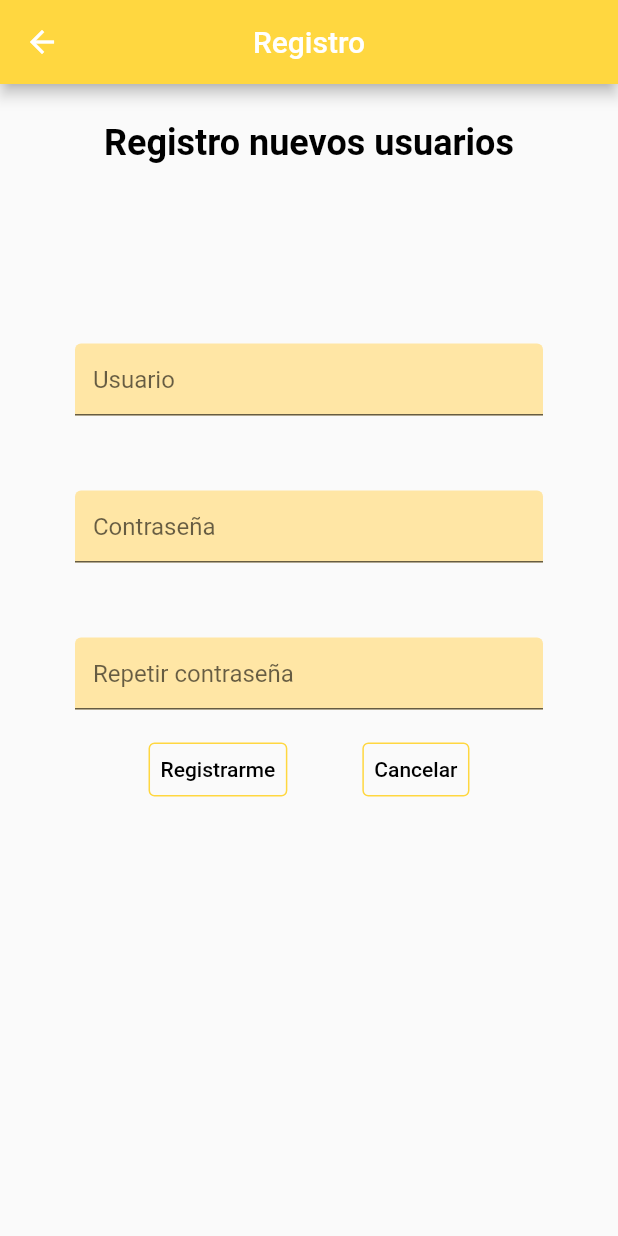
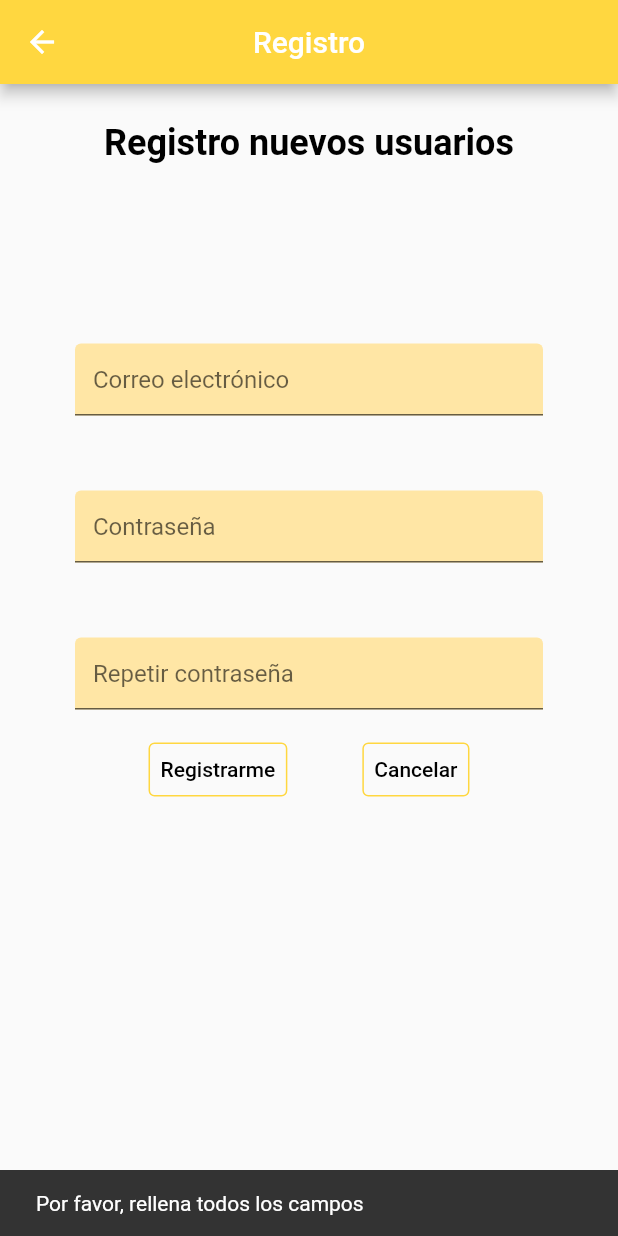
Before and after one commit to carlosgr1992/EjercicioFlutterDAM, a Flutter app: the RegisterView screen opened by its route, after a tap on "Registrarme", on a phone screen of 412 x 824 dp. Run offline on Flutter 3.47's test engine with Material 2 defaults, Android fonts, the phone set to English and light mode, and no system bars; our stand-ins replace firebase_auth, firebase_core; accounts and stored records are empty; generated files the repository leaves out were written again; network calls fail.

Commit message:
Añadidos snackbars de alerta en el registerView

```diff
--- a/lib/onBoarding/RegisterView.dart
+++ b/lib/onBoarding/RegisterView.dart
@@ -1,10 +1,7 @@
-
-
 import 'package:firebase_auth/firebase_auth.dart';
 import 'package:flutter/material.dart';
 
-class RegisterView extends StatelessWidget{
-
+class RegisterView extends StatelessWidget {
   late BuildContext _context;
 
   final TextEditingController usuario = TextEditingController();
@@ -41,7 +38,7 @@ class RegisterView extends StatelessWidget{
               decoration: InputDecoration(
                 fillColor: Color(0xFFFFE6A5),
                 filled: true,
-                hintText: "Usuario",
+                hintText: "Correo electrónico",
                 focusedBorder: UnderlineInputBorder(
                   borderSide: BorderSide(color: Colors.amberAccent),
                 ),
@@ -83,22 +80,31 @@ class RegisterView extends StatelessWidget{
           Row(
             mainAxisAlignment: MainAxisAlignment.center,
             children: [
-              SizedBox(height: 80,),
-              TextButton(onPressed: onClickAceptar,
+              SizedBox(
+                height: 80,
+              ),
+              TextButton(
+                onPressed: onClickAceptar,
                 style: ButtonStyle(
-                    side: MaterialStateProperty.all(BorderSide(color: Colors.amberAccent))
+                    side: MaterialStateProperty.all(
+                        BorderSide(color: Colors.amberAccent))),
+                child: Text(
+                  "Registrarme",
+                  style: TextStyle(color: Colors.black),
                 ),
-                child: Text("Registrarme",
-                  style: TextStyle(
-                      color: Colors.black
-                  ),),),
-              SizedBox(width: 50,),
-              TextButton(onPressed: onClickCancelar,
+              ),
+              SizedBox(
+                width: 50,
+              ),
+              TextButton(
+                  onPressed: onClickCancelar,
                   style: ButtonStyle(
-                      side: MaterialStateProperty.all(BorderSide(color: Colors.amberAccent))
-                  ),
-                  child: Text("Cancelar",
-                    style: TextStyle(color: Colors.black),))
+                      side: MaterialStateProperty.all(
+                          BorderSide(color: Colors.amberAccent))),
+                  child: Text(
+                    "Cancelar",
+                    style: TextStyle(color: Colors.black),
+                  ))
             ],
           )
         ],
@@ -106,12 +112,18 @@ class RegisterView extends StatelessWidget{
     );
   }
 
-  void onClickCancelar(){
-
+  void onClickCancelar() {
     Navigator.of(_context).pushNamed("/loginView");
   }
 
   void onClickAceptar() async {
+
+    if (usuario.text.isEmpty || password.text.isEmpty || repeatPassword.text.isEmpty) {
+      ScaffoldMessenger.of(_context).showSnackBar(SnackBar(
+        content: Text("Por favor, rellena todos los campos"),
+        duration: Duration(seconds: 2),
+      ));
+    }
 
     if (password.text == repeatPassword.text) {
       try {
@@ -122,15 +134,26 @@ class RegisterView extends StatelessWidget{
         Navigator.of(_context).pushNamed("/loginView");
       } on FirebaseAuthException catch (e) {
         if (e.code == 'weak-password') {
-          print('The password provided is too weak.');
+          ScaffoldMessenger.of(_context).showSnackBar(SnackBar(
+            content: Text("Contraseña demasiado corta"),
+            duration: Duration(seconds: 2),
+          ));
         } else if (e.code == 'email-already-in-use') {
-          print('The account already exists for that email.');
+          ScaffoldMessenger.of(_context).showSnackBar(SnackBar(
+            content: Text("La cuenta ya existe."),
+            duration: Duration(seconds: 2),
+          ));
         }
       } catch (e) {
         print(e);
       }
+    } else if (password.text != repeatPassword.text) {
+      ScaffoldMessenger.of(_context).showSnackBar(
+        SnackBar(
+          content: Text("Las contraseñas no coinciden"),
+          duration: Duration(seconds: 2),
+        ),
+      );
     }
-    //else
   }
-
 }
```
